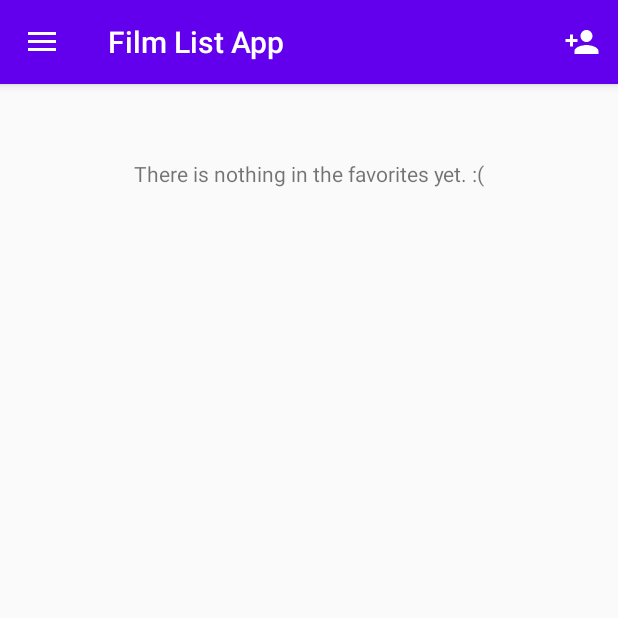
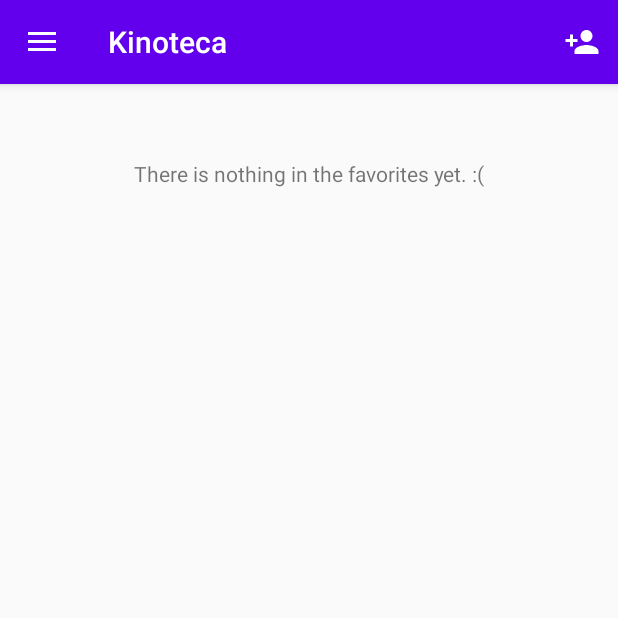
Before and after one commit to LamaMen/FilmListApplication, an Android app: the screen it shows after launch (MainActivity), in the side drawer, after a tap on "Favorite films", on a phone screen of 412 x 824 dp, the top half of it. Run offline under Robolectric (Android 15) with nearby library versions, the phone set to English and light mode, and no system bars; our stand-ins replace ButterKnife.

Commit message:
Изменено имя приложения

```diff
--- a/app/src/main/res/values/strings.xml
+++ b/app/src/main/res/values/strings.xml
@@ -1,5 +1,5 @@
 <resources>
-    <string name="app_name" translatable="false">Film List App</string>
+    <string name="app_name">Kinoteca</string>
 
     <string name="film_cover">Film cover</string>
     <string name="invite_friend">Invite friend</string>
@@ -29,7 +29,7 @@
     <string name="yes">Yes</string>
     <string name="no">No</string>
 
-    <string name="invite_friend_message">Join me on the Film List App!</string>
+    <string name="invite_friend_message">Join me on the Kinoteca!</string>
     <string name="invite_friend_сhose_app">Which application?</string>
 
     <string name="favorites_no_items">There is nothing in the favorites yet. :(</string>
```
Also changed, not shown: 2 other files.
